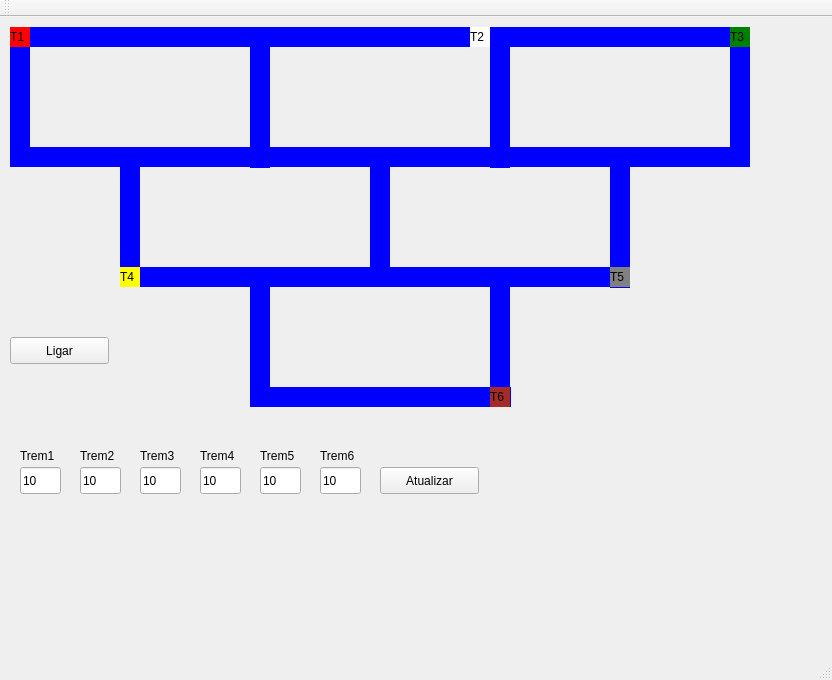
The window that mainwindow.ui (alvaropfn/trens) describes before a commit, drawn with Qt 5.
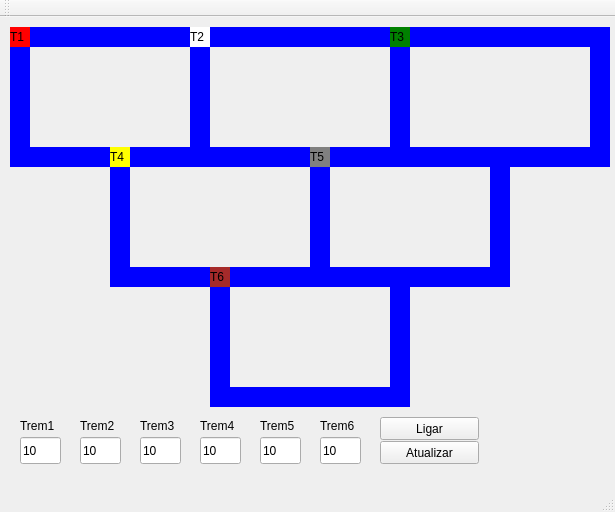
The same window after the commit.

Commit message: Cinicio da implementaçao das classes trem, trilho e sentido. primeira versao da interface revisada

What changed in the file:
```diff
--- a/mainwindow.ui
+++ b/mainwindow.ui
@@ -6,8 +6,8 @@
    <rect>
     <x>0</x>
     <y>0</y>
-    <width>832</width>
-    <height>680</height>
+    <width>615</width>
+    <height>512</height>
    </rect>
   </property>
   <property name="windowTitle">
@@ -30,61 +30,13 @@
      <string>T1</string>
     </property>
    </widget>
-   <widget class="QLabel" name="label_trilho1">
-    <property name="geometry">
-     <rect>
-      <x>10</x>
-      <y>10</y>
-      <width>250</width>
-      <height>20</height>
-     </rect>
-    </property>
-    <property name="styleSheet">
-     <string notr="true">QLabel{background: blue}</string>
-    </property>
-    <property name="text">
-     <string/>
-    </property>
-   </widget>
-   <widget class="QLabel" name="label_trilho2">
-    <property name="geometry">
-     <rect>
-      <x>10</x>
-      <y>130</y>
-      <width>241</width>
-      <height>20</height>
-     </rect>
-    </property>
-    <property name="styleSheet">
-     <string notr="true">QLabel{background: blue}</string>
-    </property>
-    <property name="text">
-     <string/>
-    </property>
-   </widget>
    <widget class="QLabel" name="label_trilho3">
     <property name="geometry">
      <rect>
-      <x>10</x>
-      <y>10</y>
+      <x>390</x>
+      <y>30</y>
       <width>20</width>
-      <height>131</height>
-     </rect>
-    </property>
-    <property name="styleSheet">
-     <string notr="true">QLabel{background: blue}</string>
-    </property>
-    <property name="text">
-     <string/>
-    </property>
-   </widget>
-   <widget class="QLabel" name="label_trilho4">
-    <property name="geometry">
-     <rect>
-      <x>250</x>
-      <y>10</y>
-      <width>20</width>
-      <height>141</height>
+      <height>100</height>
      </rect>
     </property>
     <property name="styleSheet">
@@ -97,54 +49,22 @@
    <widget class="QPushButton" name="pushButton">
     <property name="geometry">
      <rect>
-      <x>10</x>
-      <y>320</y>
+      <x>380</x>
+      <y>400</y>
       <width>99</width>
-      <height>27</height>
+      <height>23</height>
      </rect>
     </property>
     <property name="text">
      <string>Ligar</string>
     </property>
    </widget>
-   <widget class="QLabel" name="label_trilho5">
-    <property name="geometry">
-     <rect>
-      <x>260</x>
-      <y>10</y>
-      <width>250</width>
-      <height>20</height>
-     </rect>
-    </property>
-    <property name="styleSheet">
-     <string notr="true">QLabel{background: blue}</string>
-    </property>
-    <property name="text">
-     <string/>
-    </property>
-   </widget>
-   <widget class="QLabel" name="label_trilho6">
-    <property name="geometry">
-     <rect>
-      <x>490</x>
-      <y>10</y>
-      <width>20</width>
-      <height>141</height>
-     </rect>
-    </property>
-    <property name="styleSheet">
-     <string notr="true">QLabel{background: blue}</string>
-    </property>
-    <property name="text">
-     <string/>
-    </property>
-   </widget>
    <widget class="QLabel" name="label_trilho7">
     <property name="geometry">
      <rect>
-      <x>269</x>
-      <y>130</y>
-      <width>221</width>
+      <x>510</x>
+      <y>10</y>
+      <width>100</width>
       <height>20</height>
      </rect>
     </property>
@@ -155,45 +75,13 @@
      <string/>
     </property>
    </widget>
-   <widget class="QLabel" name="label_trilho8">
-    <property name="geometry">
-     <rect>
-      <x>120</x>
-      <y>149</y>
-      <width>20</width>
-      <height>111</height>
-     </rect>
-    </property>
-    <property name="styleSheet">
-     <string notr="true">QLabel{background: blue}</string>
-    </property>
-    <property name="text">
-     <string/>
-    </property>
-   </widget>
    <widget class="QLabel" name="label_trilho9">
     <property name="geometry">
      <rect>
-      <x>370</x>
-      <y>149</y>
+      <x>10</x>
+      <y>30</y>
       <width>20</width>
-      <height>111</height>
-     </rect>
-    </property>
-    <property name="styleSheet">
-     <string notr="true">QLabel{background: blue}</string>
-    </property>
-    <property name="text">
-     <string/>
-    </property>
-   </widget>
-   <widget class="QLabel" name="label_trilho10">
-    <property name="geometry">
-     <rect>
-      <x>120</x>
-      <y>250</y>
-      <width>261</width>
-      <height>20</height>
+      <height>100</height>
      </rect>
     </property>
     <property name="styleSheet">
@@ -206,7 +94,7 @@
    <widget class="QLabel" name="label_trem2">
     <property name="geometry">
      <rect>
-      <x>470</x>
+      <x>190</x>
       <y>10</y>
       <width>20</width>
       <height>20</height>
@@ -222,7 +110,7 @@
    <widget class="QLabel" name="label_trem3">
     <property name="geometry">
      <rect>
-      <x>730</x>
+      <x>390</x>
       <y>10</y>
       <width>20</width>
       <height>20</height>
@@ -235,28 +123,12 @@
      <string>T3</string>
     </property>
    </widget>
-   <widget class="QLabel" name="label_trilho11">
-    <property name="geometry">
-     <rect>
-      <x>730</x>
-      <y>10</y>
-      <width>20</width>
-      <height>131</height>
-     </rect>
-    </property>
-    <property name="styleSheet">
-     <string notr="true">QLabel{background: blue}</string>
-    </property>
-    <property name="text">
-     <string/>
-    </property>
-   </widget>
    <widget class="QLabel" name="label_trilho12">
     <property name="geometry">
      <rect>
-      <x>509</x>
-      <y>130</y>
-      <width>241</width>
+      <x>10</x>
+      <y>10</y>
+      <width>100</width>
       <height>20</height>
      </rect>
     </property>
@@ -270,41 +142,9 @@
    <widget class="QLabel" name="label_trilho13">
     <property name="geometry">
      <rect>
-      <x>490</x>
+      <x>410</x>
       <y>10</y>
-      <width>260</width>
-      <height>20</height>
-     </rect>
-    </property>
-    <property name="styleSheet">
-     <string notr="true">QLabel{background: blue}</string>
-    </property>
-    <property name="text">
-     <string/>
-    </property>
-   </widget>
-   <widget class="QLabel" name="label_trilho14">
-    <property name="geometry">
-     <rect>
-      <x>610</x>
-      <y>130</y>
-      <width>20</width>
-      <height>141</height>
-     </rect>
-    </property>
-    <property name="styleSheet">
-     <string notr="true">QLabel{background: blue}</string>
-    </property>
-    <property name="text">
-     <string/>
-    </property>
-   </widget>
-   <widget class="QLabel" name="label_trilho15">
-    <property name="geometry">
-     <rect>
-      <x>370</x>
-      <y>250</y>
-      <width>251</width>
+      <width>100</width>
       <height>20</height>
      </rect>
     </property>
@@ -318,10 +158,10 @@
    <widget class="QLabel" name="label_trilho16">
     <property name="geometry">
      <rect>
-      <x>490</x>
-      <y>260</y>
+      <x>190</x>
+      <y>30</y>
       <width>20</width>
-      <height>111</height>
+      <height>100</height>
      </rect>
     </property>
     <property name="styleSheet">
@@ -334,26 +174,10 @@
    <widget class="QLabel" name="label_trilho17">
     <property name="geometry">
      <rect>
-      <x>250</x>
-      <y>260</y>
+      <x>590</x>
+      <y>30</y>
       <width>20</width>
-      <height>111</height>
-     </rect>
-    </property>
-    <property name="styleSheet">
-     <string notr="true">QLabel{background: blue}</string>
-    </property>
-    <property name="text">
-     <string/>
-    </property>
-   </widget>
-   <widget class="QLabel" name="label_trilho18">
-    <property name="geometry">
-     <rect>
-      <x>250</x>
-      <y>370</y>
-      <width>261</width>
-      <height>20</height>
+      <height>100</height>
      </rect>
     </property>
     <property name="styleSheet">
@@ -366,8 +190,8 @@
    <widget class="QLabel" name="label_trem4">
     <property name="geometry">
      <rect>
-      <x>120</x>
-      <y>250</y>
+      <x>110</x>
+      <y>130</y>
       <width>20</width>
       <height>20</height>
      </rect>
@@ -382,8 +206,8 @@
    <widget class="QLabel" name="label_trem5">
     <property name="geometry">
      <rect>
-      <x>610</x>
-      <y>250</y>
+      <x>310</x>
+      <y>130</y>
       <width>20</width>
       <height>20</height>
      </rect>
@@ -398,8 +222,8 @@
    <widget class="QLabel" name="label_trem6">
     <property name="geometry">
      <rect>
-      <x>490</x>
-      <y>370</y>
+      <x>210</x>
+      <y>250</y>
       <width>20</width>
       <height>20</height>
      </rect>
@@ -415,9 +239,9 @@
     <property name="geometry">
      <rect>
       <x>380</x>
-      <y>450</y>
+      <y>424</y>
       <width>99</width>
-      <height>27</height>
+      <height>23</height>
      </rect>
     </property>
     <property name="text">
@@ -428,7 +252,7 @@
     <property name="geometry">
      <rect>
       <x>20</x>
-      <y>430</y>
+      <y>400</y>
       <width>67</width>
       <height>17</height>
      </rect>
@@ -441,7 +265,7 @@
     <property name="geometry">
      <rect>
       <x>80</x>
-      <y>430</y>
+      <y>400</y>
       <width>67</width>
       <height>17</height>
      </rect>
@@ -454,7 +278,7 @@
     <property name="geometry">
      <rect>
       <x>140</x>
-      <y>430</y>
+      <y>400</y>
       <width>67</width>
       <height>17</height>
      </rect>
@@ -467,7 +291,7 @@
     <property name="geometry">
      <rect>
       <x>200</x>
-      <y>430</y>
+      <y>400</y>
       <width>67</width>
       <height>17</height>
      </rect>
@@ -480,7 +304,7 @@
     <property name="geometry">
      <rect>
       <x>260</x>
-      <y>430</y>
+      <y>400</y>
       <width>67</width>
       <height>17</height>
      </rect>
@@ -493,7 +317,7 @@
     <property name="geometry">
      <rect>
       <x>320</x>
-      <y>430</y>
+      <y>400</y>
       <width>67</width>
       <height>17</height>
      </rect>
@@ -506,7 +330,7 @@
     <property name="geometry">
      <rect>
       <x>20</x>
-      <y>450</y>
+      <y>420</y>
       <width>41</width>
       <height>27</height>
      </rect>
@@ -519,7 +343,7 @@
     <property name="geometry">
      <rect>
       <x>80</x>
-      <y>450</y>
+      <y>420</y>
       <width>41</width>
       <height>27</height>
      </rect>
@@ -532,7 +356,7 @@
     <property name="geometry">
      <rect>
       <x>140</x>
-      <y>450</y>
+      <y>420</y>
       <width>41</width>
       <height>27</height>
      </rect>
@@ -545,7 +369,7 @@
     <property name="geometry">
      <rect>
       <x>200</x>
-      <y>450</y>
+      <y>420</y>
       <width>41</width>
       <height>27</height>
      </rect>
@@ -558,7 +382,7 @@
     <property name="geometry">
      <rect>
       <x>260</x>
-      <y>450</y>
+      <y>420</y>
       <width>41</width>
       <height>27</height>
      </rect>
@@ -571,7 +395,7 @@
     <property name="geometry">
      <rect>
       <x>320</x>
-      <y>450</y>
+      <y>420</y>
       <width>41</width>
       <height>27</height>
      </rect>
@@ -580,31 +404,334 @@
      <string>10</string>
     </property>
    </widget>
-   <zorder>label_trilho13</zorder>
-   <zorder>label_trilho1</zorder>
-   <zorder>label_trilho2</zorder>
+   <widget class="QLabel" name="label_trilho12_2">
+    <property name="geometry">
+     <rect>
+      <x>110</x>
+      <y>10</y>
+      <width>100</width>
+      <height>20</height>
+     </rect>
+    </property>
+    <property name="styleSheet">
+     <string notr="true">QLabel{background: blue}</string>
+    </property>
+    <property name="text">
+     <string/>
+    </property>
+   </widget>
+   <widget class="QLabel" name="label_trilho15_2">
+    <property name="geometry">
+     <rect>
+      <x>210</x>
+      <y>10</y>
+      <width>100</width>
+      <height>20</height>
+     </rect>
+    </property>
+    <property name="styleSheet">
+     <string notr="true">QLabel{background: blue}</string>
+    </property>
+    <property name="text">
+     <string/>
+    </property>
+   </widget>
+   <widget class="QLabel" name="label_trilho15_10">
+    <property name="geometry">
+     <rect>
+      <x>310</x>
+      <y>10</y>
+      <width>100</width>
+      <height>20</height>
+     </rect>
+    </property>
+    <property name="styleSheet">
+     <string notr="true">QLabel{background: blue}</string>
+    </property>
+    <property name="text">
+     <string/>
+    </property>
+   </widget>
+   <widget class="QLabel" name="label_trilho7_2">
+    <property name="geometry">
+     <rect>
+      <x>510</x>
+      <y>130</y>
+      <width>100</width>
+      <height>20</height>
+     </rect>
+    </property>
+    <property name="styleSheet">
+     <string notr="true">QLabel{background: blue}</string>
+    </property>
+    <property name="text">
+     <string/>
+    </property>
+   </widget>
+   <widget class="QLabel" name="label_trilho12_3">
+    <property name="geometry">
+     <rect>
+      <x>10</x>
+      <y>130</y>
+      <width>100</width>
+      <height>20</height>
+     </rect>
+    </property>
+    <property name="styleSheet">
+     <string notr="true">QLabel{background: blue}</string>
+    </property>
+    <property name="text">
+     <string/>
+    </property>
+   </widget>
+   <widget class="QLabel" name="label_trilho15_3">
+    <property name="geometry">
+     <rect>
+      <x>210</x>
+      <y>130</y>
+      <width>100</width>
+      <height>20</height>
+     </rect>
+    </property>
+    <property name="styleSheet">
+     <string notr="true">QLabel{background: blue}</string>
+    </property>
+    <property name="text">
+     <string/>
+    </property>
+   </widget>
+   <widget class="QLabel" name="label_trilho12_4">
+    <property name="geometry">
+     <rect>
+      <x>110</x>
+      <y>130</y>
+      <width>100</width>
+      <height>20</height>
+     </rect>
+    </property>
+    <property name="styleSheet">
+     <string notr="true">QLabel{background: blue}</string>
+    </property>
+    <property name="text">
+     <string/>
+    </property>
+   </widget>
+   <widget class="QLabel" name="label_trilho15_11">
+    <property name="geometry">
+     <rect>
+      <x>310</x>
+      <y>130</y>
+      <width>100</width>
+      <height>20</height>
+     </rect>
+    </property>
+    <property name="styleSheet">
+     <string notr="true">QLabel{background: blue}</string>
+    </property>
+    <property name="text">
+     <string/>
+    </property>
+   </widget>
+   <widget class="QLabel" name="label_trilho13_2">
+    <property name="geometry">
+     <rect>
+      <x>410</x>
+      <y>130</y>
+      <width>100</width>
+      <height>20</height>
+     </rect>
+    </property>
+    <property name="styleSheet">
+     <string notr="true">QLabel{background: blue}</string>
+    </property>
+    <property name="text">
+     <string/>
+    </property>
+   </widget>
+   <widget class="QLabel" name="label_trilho3_3">
+    <property name="geometry">
+     <rect>
+      <x>310</x>
+      <y>150</y>
+      <width>20</width>
+      <height>100</height>
+     </rect>
+    </property>
+    <property name="styleSheet">
+     <string notr="true">QLabel{background: blue}</string>
+    </property>
+    <property name="text">
+     <string/>
+    </property>
+   </widget>
+   <widget class="QLabel" name="label_trilho16_2">
+    <property name="geometry">
+     <rect>
+      <x>110</x>
+      <y>150</y>
+      <width>20</width>
+      <height>100</height>
+     </rect>
+    </property>
+    <property name="styleSheet">
+     <string notr="true">QLabel{background: blue}</string>
+    </property>
+    <property name="text">
+     <string/>
+    </property>
+   </widget>
+   <widget class="QLabel" name="label_trilho17_2">
+    <property name="geometry">
+     <rect>
+      <x>490</x>
+      <y>150</y>
+      <width>20</width>
+      <height>100</height>
+     </rect>
+    </property>
+    <property name="styleSheet">
+     <string notr="true">QLabel{background: blue}</string>
+    </property>
+    <property name="text">
+     <string/>
+    </property>
+   </widget>
+   <widget class="QLabel" name="label_trilho7_3">
+    <property name="geometry">
+     <rect>
+      <x>410</x>
+      <y>250</y>
+      <width>100</width>
+      <height>20</height>
+     </rect>
+    </property>
+    <property name="styleSheet">
+     <string notr="true">QLabel{background: blue}</string>
+    </property>
+    <property name="text">
+     <string/>
+    </property>
+   </widget>
+   <widget class="QLabel" name="label_trilho13_3">
+    <property name="geometry">
+     <rect>
+      <x>310</x>
+      <y>250</y>
+      <width>100</width>
+      <height>20</height>
+     </rect>
+    </property>
+    <property name="styleSheet">
+     <string notr="true">QLabel{background: blue}</string>
+    </property>
+    <property name="text">
+     <string/>
+    </property>
+   </widget>
+   <widget class="QLabel" name="label_trilho15_12">
+    <property name="geometry">
+     <rect>
+      <x>210</x>
+      <y>250</y>
+      <width>100</width>
+      <height>20</height>
+     </rect>
+    </property>
+    <property name="styleSheet">
+     <string notr="true">QLabel{background: blue}</string>
+    </property>
+    <property name="text">
+     <string/>
+    </property>
+   </widget>
+   <widget class="QLabel" name="label_trilho15_4">
+    <property name="geometry">
+     <rect>
+      <x>110</x>
+      <y>250</y>
+      <width>100</width>
+      <height>20</height>
+     </rect>
+    </property>
+    <property name="styleSheet">
+     <string notr="true">QLabel{background: blue}</string>
+    </property>
+    <property name="text">
+     <string/>
+    </property>
+   </widget>
+   <widget class="QLabel" name="label_trilho3_4">
+    <property name="geometry">
+     <rect>
+      <x>210</x>
+      <y>270</y>
+      <width>20</width>
+      <height>100</height>
+     </rect>
+    </property>
+    <property name="styleSheet">
+     <string notr="true">QLabel{background: blue}</string>
+    </property>
+    <property name="text">
+     <string/>
+    </property>
+   </widget>
+   <widget class="QLabel" name="label_trilho17_3">
+    <property name="geometry">
+     <rect>
+      <x>390</x>
+      <y>270</y>
+      <width>20</width>
+      <height>100</height>
+     </rect>
+    </property>
+    <property name="styleSheet">
+     <string notr="true">QLabel{background: blue}</string>
+    </property>
+    <property name="text">
+     <string/>
+    </property>
+   </widget>
+   <widget class="QLabel" name="label_trilho15_13">
+    <property name="geometry">
+     <rect>
+      <x>210</x>
+      <y>370</y>
+      <width>100</width>
+      <height>20</height>
+     </rect>
+    </property>
+    <property name="styleSheet">
+     <string notr="true">QLabel{background: blue}</string>
+    </property>
+    <property name="text">
+     <string/>
+    </property>
+   </widget>
+   <widget class="QLabel" name="label_trilho13_4">
+    <property name="geometry">
+     <rect>
+      <x>310</x>
+      <y>370</y>
+      <width>100</width>
+      <height>20</height>
+     </rect>
+    </property>
+    <property name="styleSheet">
+     <string notr="true">QLabel{background: blue}</string>
+    </property>
+    <property name="text">
+     <string/>
+    </property>
+   </widget>
    <zorder>label_trilho3</zorder>
-   <zorder>label_trilho4</zorder>
-   <zorder>pushButton</zorder>
-   <zorder>label_trilho5</zorder>
-   <zorder>label_trilho6</zorder>
-   <zorder>label_trilho7</zorder>
-   <zorder>label_trilho8</zorder>
-   <zorder>label_trilho9</zorder>
-   <zorder>label_trilho10</zorder>
-   <zorder>label_trem1</zorder>
-   <zorder>label_trilho11</zorder>
    <zorder>label_trilho12</zorder>
-   <zorder>label_trilho14</zorder>
-   <zorder>label_trilho15</zorder>
-   <zorder>label_trilho16</zorder>
    <zorder>label_trilho17</zorder>
-   <zorder>label_trilho18</zorder>
-   <zorder>label_trem3</zorder>
-   <zorder>label_trem2</zorder>
-   <zorder>label_trem4</zorder>
-   <zorder>label_trem5</zorder>
-   <zorder>label_trem6</zorder>
+   <zorder>label_trilho16</zorder>
+   <zorder>label_trilho13</zorder>
+   <zorder>label_trilho7</zorder>
+   <zorder>label_trilho9</zorder>
+   <zorder>pushButton</zorder>
    <zorder>pushButton2</zorder>
    <zorder>label</zorder>
    <zorder>label_2</zorder>
@@ -618,13 +745,39 @@
    <zorder>lineEdit_4</zorder>
    <zorder>lineEdit_5</zorder>
    <zorder>lineEdit_6</zorder>
+   <zorder>label_trilho12_2</zorder>
+   <zorder>label_trilho15_2</zorder>
+   <zorder>label_trilho15_10</zorder>
+   <zorder>label_trilho7_2</zorder>
+   <zorder>label_trilho12_3</zorder>
+   <zorder>label_trilho15_3</zorder>
+   <zorder>label_trilho12_4</zorder>
+   <zorder>label_trilho15_11</zorder>
+   <zorder>label_trilho13_2</zorder>
+   <zorder>label_trilho3_3</zorder>
+   <zorder>label_trilho16_2</zorder>
+   <zorder>label_trilho17_2</zorder>
+   <zorder>label_trilho7_3</zorder>
+   <zorder>label_trilho13_3</zorder>
+   <zorder>label_trilho15_12</zorder>
+   <zorder>label_trilho15_4</zorder>
+   <zorder>label_trilho3_4</zorder>
+   <zorder>label_trilho17_3</zorder>
+   <zorder>label_trilho15_13</zorder>
+   <zorder>label_trilho13_4</zorder>
+   <zorder>label_trem6</zorder>
+   <zorder>label_trem5</zorder>
+   <zorder>label_trem4</zorder>
+   <zorder>label_trem3</zorder>
+   <zorder>label_trem2</zorder>
+   <zorder>label_trem1</zorder>
   </widget>
   <widget class="QMenuBar" name="menuBar">
    <property name="geometry">
     <rect>
      <x>0</x>
      <y>0</y>
-     <width>832</width>
+     <width>615</width>
      <height>25</height>
     </rect>
    </property>
```
The commit also changes 11 other files.
